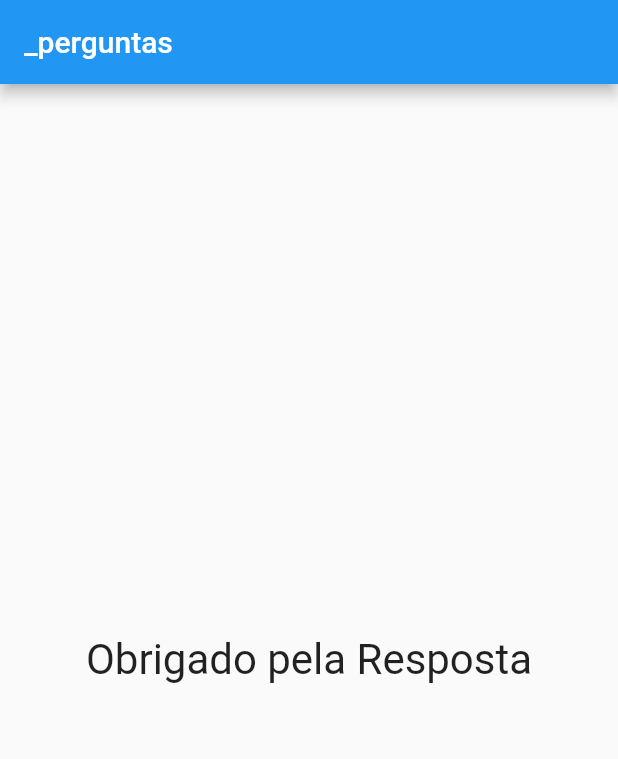
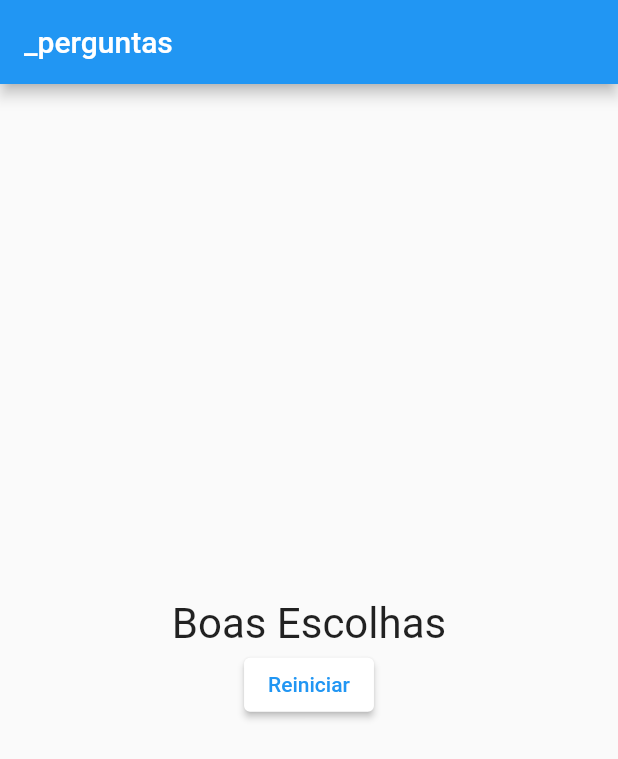
Before and after one commit to Rafael-Lasari-Aschidamini/curso_flutter_1, a Flutter app: the screen it shows after launch, after a tap on "Verde", after a tap on "Android", after a tap on "Adidas", on a phone screen of 412 x 824 dp. Shown: the top 759 px of the screen. Run offline on Flutter 3.47's test engine with Material 2 defaults, Android fonts, the phone set to English and light mode, and no system bars; missing offline and left inert: dart:ffi.

Commit message:
mensagem do commit

```diff
--- a/lib/main.dart
+++ b/lib/main.dart
@@ -44,7 +44,7 @@ class _PerguntaAppState extends State<PerguntaApp> {
         {'texto': 'Android', 'pontuacao': 8},
         {'texto': 'Motorola', 'pontuacao': 6},
         {'texto': 'Iphone', 'pontuacao': 10},
-        {'texto': 'Outras', 'pontuacao': 4},
+        {'texto': 'Outras', 'pontuacao': 1},
       ]
     },
     {
@@ -53,7 +53,7 @@ class _PerguntaAppState extends State<PerguntaApp> {
         {'texto': 'Nike', 'pontuacao': 10},
         {'texto': 'Adidas', 'pontuacao': 8},
         {'texto': 'Puma', 'pontuacao': 6},
-        {'texto': 'Outras', 'pontuacao': 4},
+        {'texto': 'Outras', 'pontuacao': 1},
       ]
     },
   ];
@@ -71,6 +71,13 @@ class _PerguntaAppState extends State<PerguntaApp> {
     }
   }
 
+  void _reiniciarQuestionario() {
+    setState(() {
+      _perguntaSelecionada = 0;
+      _pontuacaoTotal = 0;
+    });
+  }
+
   @override
   Widget build(BuildContext context) {
     //for (var textoResp in resposta) {
@@ -84,10 +91,16 @@ class _PerguntaAppState extends State<PerguntaApp> {
 
     return MaterialApp(
       home: Scaffold(
-          appBar: AppBar(
-            title: const Text('_perguntas'),
-          ),
-          body: obj.temPergunta ? obj : const Resultado()),
+        appBar: AppBar(
+          title: const Text('_perguntas'),
+        ),
+        body: obj.temPergunta
+            ? obj
+            : Resultado(
+                _pontuacaoTotal,
+                _reiniciarQuestionario,
+              ),
+      ),
     );
   }
 }
--- a/lib/resultado.dart
+++ b/lib/resultado.dart
@@ -1,17 +1,49 @@
+import 'dart:ffi';
+
 import 'package:flutter/material.dart';
 import 'package:flutter/src/widgets/framework.dart';
 import 'package:flutter/src/widgets/placeholder.dart';
 
 class Resultado extends StatelessWidget {
-  const Resultado({super.key});
+  final int pontuacao;
+  final void Function() quandoReiniciarQuestionario;
+  const Resultado(this.pontuacao, this.quandoReiniciarQuestionario,
+      {super.key});
+
+  String get fraseResultado {
+    if (pontuacao <= 8) {
+      return ('Escolhas Ruins');
+    } else if (pontuacao > 8 && pontuacao < 16) {
+      return ('Escolhas Rasuaveis');
+    } else if (pontuacao > 16 && pontuacao <= 28) {
+      return ('Boas Escolhas');
+    } else {
+      return ('Perfeito');
+    }
+  }
 
   @override
   Widget build(BuildContext context) {
-    return const Center(
-      child: Text(
-        'Obrigado pela Resposta',
-        style: TextStyle(fontSize: 28),
-      ),
+    return Column(
+      mainAxisAlignment: MainAxisAlignment.center,
+      children: [
+        Center(
+          child: Text(
+            fraseResultado,
+            style: const TextStyle(fontSize: 28),
+          ),
+        ),
+        ElevatedButton(
+          style: ElevatedButton.styleFrom(
+            backgroundColor: Colors.white,
+          ),
+          onPressed: quandoReiniciarQuestionario,
+          child: const Text('Reiniciar',
+              style: TextStyle(
+                color: Colors.blue,
+              )),
+        ),
+      ],
     );
   }
 }
```
